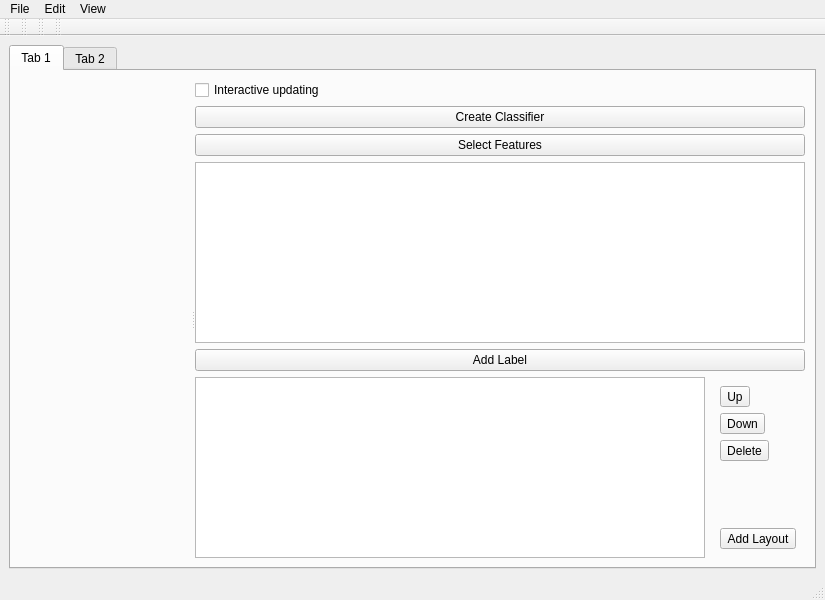
The window that designerElements/MainWindow.ui (ilastik/ilastik) describes before a commit, drawn with Qt 5.
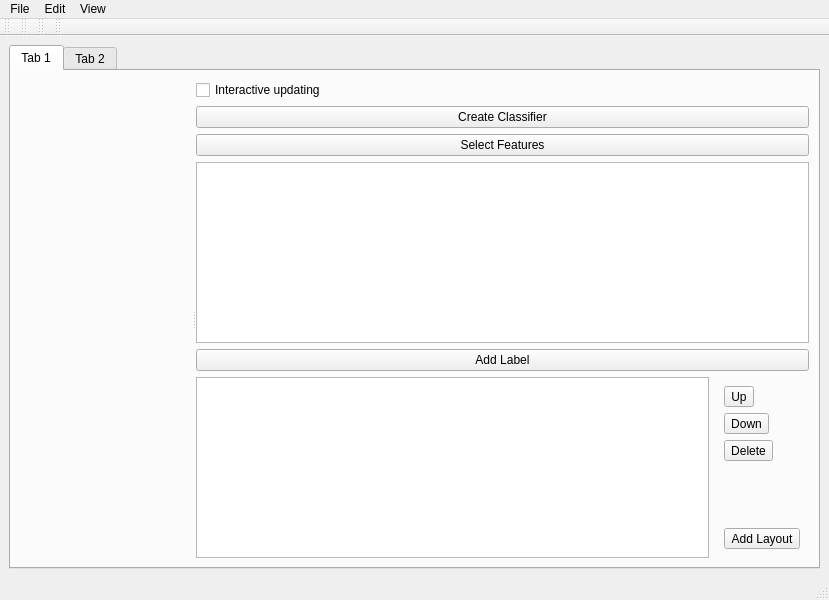
The same window after the commit. Icons and pictures are not drawn. Custom widgets are drawn as their Qt base class.

What changed in the file:
```diff
--- a/designerElements/MainWindow.ui
+++ b/designerElements/MainWindow.ui
@@ -6,7 +6,7 @@
    <rect>
     <x>0</x>
     <y>0</y>
-    <width>825</width>
+    <width>829</width>
     <height>600</height>
    </rect>
   </property>
@@ -169,8 +169,8 @@
     <rect>
      <x>0</x>
      <y>0</y>
-     <width>825</width>
-     <height>27</height>
+     <width>829</width>
+     <height>24</height>
     </rect>
    </property>
    <widget class="QMenu" name="menuFile">
```
Left out of the diff: 8 changed lines with no effect on the pictures.
